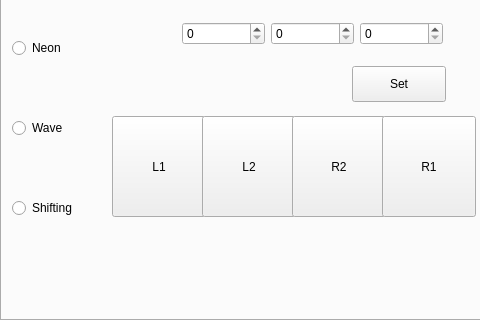
kphanipavan/PredatorNonSense, file dialog.ui: the form before one commit; both pictures show x 0 to 480 and y 160 to 480 of the 640 by 480 pixel window.
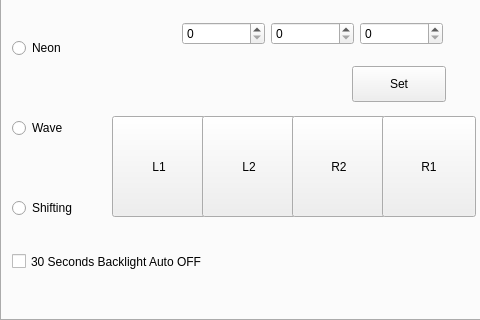
The form after the commit. The open tabs and pages were chosen to show the change.

Commit message: Added KB backlight off, fan profile and PSKey launch

```diff
--- a/dialog.ui
+++ b/dialog.ui
@@ -608,6 +608,19 @@
       </item>
      </layout>
     </widget>
+    <widget class="QCheckBox" name="checkBox_2">
+     <property name="geometry">
+      <rect>
+       <x>10</x>
+       <y>370</y>
+       <width>241</width>
+       <height>51</height>
+      </rect>
+     </property>
+     <property name="text">
+      <string>30 Seconds Backlight Auto OFF</string>
+     </property>
+    </widget>
    </widget>
    <widget class="QWidget" name="tab_3">
     <attribute name="title">
```
The commit also changes 6 other files.
